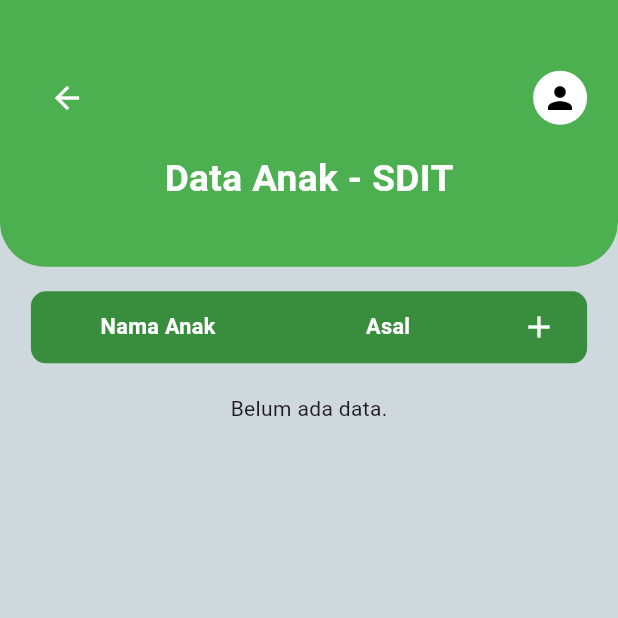
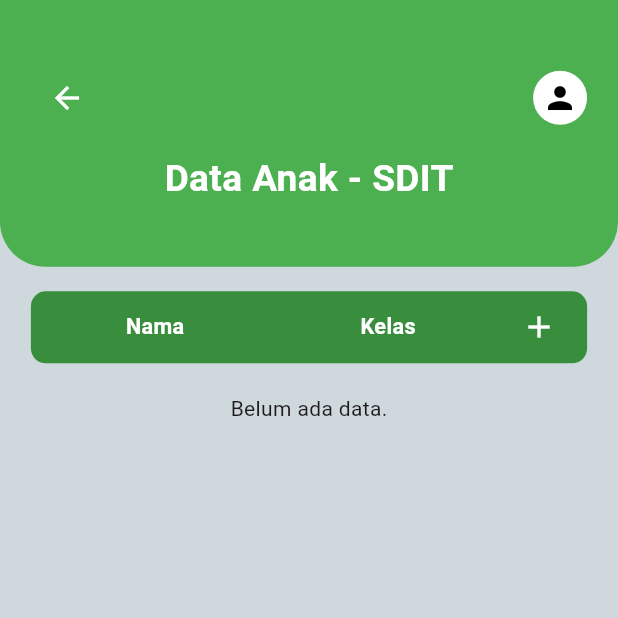
Before and after one commit to danyzahir/PROYEK_3, a Flutter app: the DataAnakSDITAdmin screen opened directly with empty values, on a phone screen of 412 x 824 dp, the top half of it. Run offline on Flutter 3.47's test engine with Material 3 defaults, Android fonts, the phone set to English and light mode, and no system bars; our stand-ins replace cloud_firestore, firebase_auth, firebase_core, image_picker; accounts and stored records are empty.

Commit message:
fix field

```diff
--- a/lib/screens/data_anak_sdit_admin.dart
+++ b/lib/screens/data_anak_sdit_admin.dart
@@ -22,7 +22,7 @@ class _DataAnakSDITAdminState extends State<DataAnakSDITAdmin> {
     if (isEdit) {
       FirebaseFirestore.instance.collection('anak_sdit').doc(docId).get().then((doc) {
         namaController.text = doc['nama'];
-        jabatanController.text = doc['asal'];
+        jabatanController.text = doc['kelas'];
         _showForm(docId: docId);
       });
     } else {
@@ -55,7 +55,7 @@ class _DataAnakSDITAdminState extends State<DataAnakSDITAdmin> {
                 ),
                 TextField(
                   controller: jabatanController,
-                  decoration: const InputDecoration(labelText: 'Asal'),
+                  decoration: const InputDecoration(labelText: 'kelas'),
                 ),
                 const SizedBox(height: 20),
                 Row(
@@ -73,7 +73,7 @@ class _DataAnakSDITAdminState extends State<DataAnakSDITAdmin> {
                       onPressed: () async {
                         final data = {
                           'nama': namaController.text.trim(),
-                          'asal': jabatanController.text.trim(),
+                          'kelas': jabatanController.text.trim(),
                           'oleh': widget.username,
                           'timestamp': FieldValue.serverTimestamp(),
                         };
@@ -197,8 +197,8 @@ class _DataAnakSDITAdminState extends State<DataAnakSDITAdmin> {
                       padding: const EdgeInsets.symmetric(horizontal: 8),
                       child: Row(
                         children: [
-                          _buildHeaderCell('Nama Anak', screenWidth, flex: 4),
-                          _buildHeaderCell('Asal', screenWidth, flex: 4),
+                          _buildHeaderCell('Nama ', screenWidth, flex: 4),
+                          _buildHeaderCell('Kelas', screenWidth, flex: 4),
                           IconButton(
                             icon: const Icon(Icons.add, color: Colors.white),
                             onPressed: () => _tambahAtauEditAnak(),
@@ -249,7 +249,7 @@ class _DataAnakSDITAdminState extends State<DataAnakSDITAdmin> {
                                     flex: 4,
                                     child: Padding(
                                       padding: const EdgeInsets.all(12.0),
-                                      child: Text(data['asal'] ?? '-'),
+                                      child: Text(data['kelas'] ?? '-'),
                                     ),
                                   ),
                                   IconButton(
```
